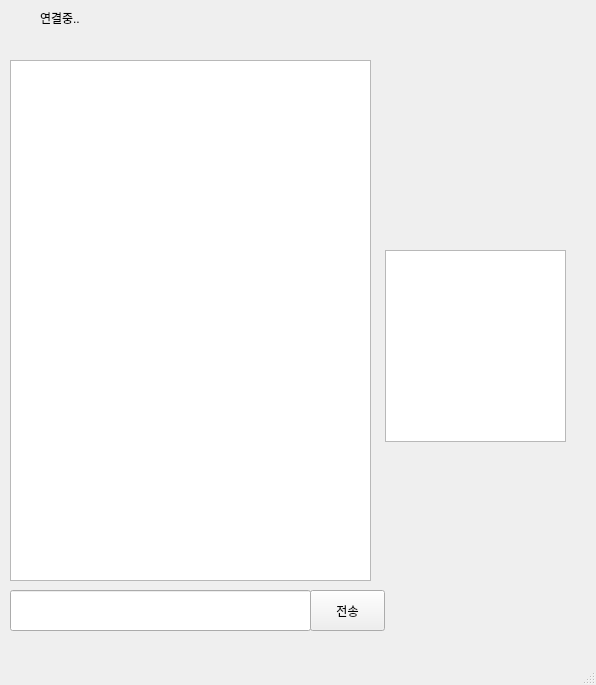
First picture: the form in src/client/gui/mainwindow.ui, repository TaehyunJeon0203/lanssenger, before the edit.
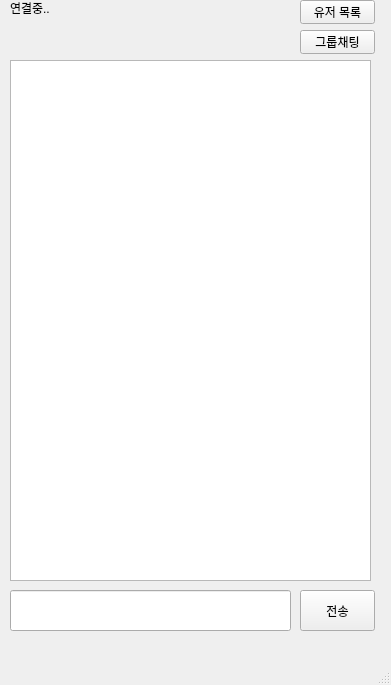
Second picture: the form after the edit.

```diff
--- a/src/client/gui/mainwindow.ui
+++ b/src/client/gui/mainwindow.ui
@@ -6,7 +6,7 @@
    <rect>
     <x>0</x>
     <y>0</y>
-    <width>596</width>
+    <width>391</width>
     <height>685</height>
    </rect>
   </property>
@@ -29,7 +29,7 @@
      <rect>
       <x>10</x>
       <y>590</y>
-      <width>301</width>
+      <width>281</width>
       <height>41</height>
      </rect>
     </property>
@@ -37,7 +37,7 @@
    <widget class="QPushButton" name="sendButton">
     <property name="geometry">
      <rect>
-      <x>310</x>
+      <x>300</x>
       <y>590</y>
       <width>75</width>
       <height>41</height>
@@ -47,21 +47,11 @@
      <string>전송</string>
     </property>
    </widget>
-   <widget class="QListWidget" name="userList">
-    <property name="geometry">
-     <rect>
-      <x>385</x>
-      <y>250</y>
-      <width>181</width>
-      <height>192</height>
-     </rect>
-    </property>
-   </widget>
    <widget class="QLabel" name="statusLabel">
     <property name="geometry">
      <rect>
-      <x>40</x>
-      <y>10</y>
+      <x>10</x>
+      <y>0</y>
       <width>50</width>
       <height>16</height>
      </rect>
@@ -70,6 +60,57 @@
      <string>연결중..</string>
     </property>
    </widget>
+   <widget class="QPushButton" name="userListButton">
+    <property name="geometry">
+     <rect>
+      <x>300</x>
+      <y>0</y>
+      <width>75</width>
+      <height>24</height>
+     </rect>
+    </property>
+    <property name="text">
+     <string>유저 목록</string>
+    </property>
+   </widget>
+   <widget class="QPushButton" name="groupChatButton">
+    <property name="geometry">
+     <rect>
+      <x>300</x>
+      <y>30</y>
+      <width>75</width>
+      <height>24</height>
+     </rect>
+    </property>
+    <property name="text">
+     <string>그룹채팅</string>
+    </property>
+   </widget>
+   <widget class="QTextEdit" name="chatDisplay">
+    <property name="geometry">
+     <rect>
+      <x>10</x>
+      <y>60</y>
+      <width>361</width>
+      <height>521</height>
+     </rect>
+    </property>
+   </widget>
+   <widget class="QStackedWidget" name="stackedWidget">
+    <property name="geometry">
+     <rect>
+      <x>70</x>
+      <y>20</y>
+      <width>120</width>
+      <height>16</height>
+     </rect>
+    </property>
+    <property name="currentIndex">
+     <number>0</number>
+    </property>
+    <widget class="QWidget" name="mainChatWidget"/>
+    <widget class="QWidget" name="groupChatWidget"/>
+   </widget>
   </widget>
   <widget class="QMenuBar" name="menubar">
    <property name="geometry">
```
Left out of the diff: 14 changed lines with no effect on the pictures.
